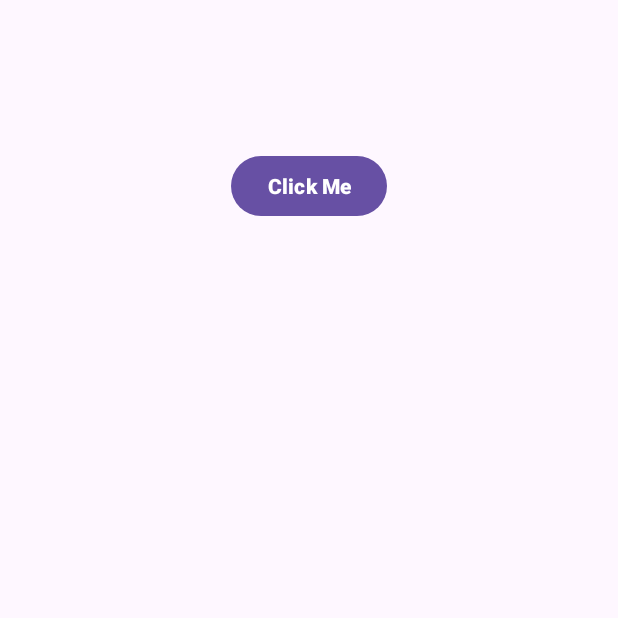
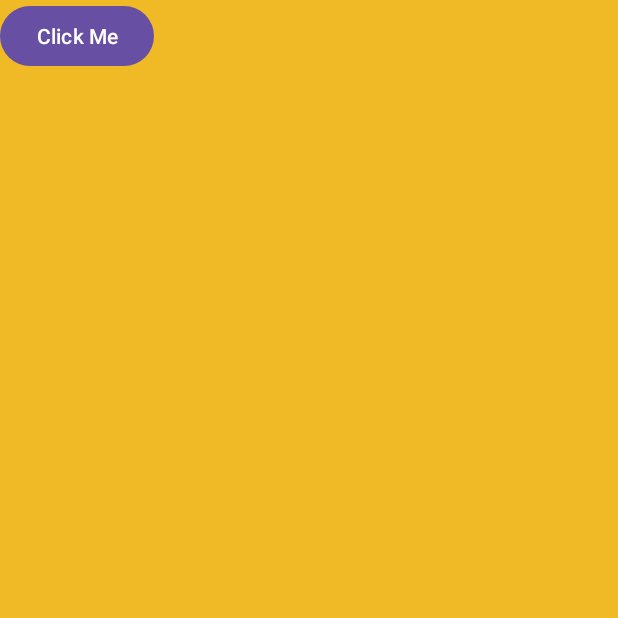
Before and after one commit to phyo-105438/Android-Learning-Package, an Android app: the screen it shows after launch (MainActivity), on a phone screen of 412 x 824 dp, the top half of it. Run offline under Robolectric (Android 15) with nearby library versions, the light colour scheme and no system bars.

Commit message:
Android Practise

```diff
--- a/app/src/main/java/com/example/androidpractise/MainActivity.java
+++ b/app/src/main/java/com/example/androidpractise/MainActivity.java
@@ -10,27 +10,11 @@ import androidx.appcompat.app.AppCompatActivity;
 public class MainActivity extends AppCompatActivity {
 
     Button btn;
+    Button btn_1;
     @Override
     protected void onCreate(Bundle savedInstanceState) {
         super.onCreate(savedInstanceState);
         EdgeToEdge.enable(this);
         setContentView(R.layout.activity_main);
-        btn = findViewById(R.id.btn);
-//        btn.setOnClickListener(new View.OnClickListener() {
-//            @Override
-//            public void onClick(View v) {
-//                Toast.makeText(MainActivity.this,"Hello Android Developer",Toast.LENGTH_LONG).show();
-//            }
-//        });
-
-        btn.setOnClickListener(new Walifer());
     }
-    public class Walifer implements View.OnClickListener{
-
-        @Override
-        public void onClick(View v) {
-            Toast.makeText(MainActivity.this,"Hello Android Developer",Toast.LENGTH_LONG).show();
-        }
-    }
-
 }
--- a/app/src/main/res/layout/activity_main.xml
+++ b/app/src/main/res/layout/activity_main.xml
@@ -1,21 +1,32 @@
 <?xml version="1.0" encoding="utf-8"?>
-<RelativeLayout
+<LinearLayout
     xmlns:android="http://schemas.android.com/apk/res/android"
     xmlns:tools="http://schemas.android.com/tools"
     android:id="@+id/main"
     android:layout_width="match_parent"
     android:layout_height="match_parent"
-    tools:context=".MainActivity"
-    android:padding="100dp">
+    android:orientation="vertical"
+    android:background="@drawable/kotlin_Icon"
+    tools:context=".MainActivity">
+
+   <RelativeLayout
+       android:layout_width="match_parent"
+       android:layout_height="match_parent"
+       android:orientation="vertical"
+       android:background="#f0ba26">
 
    <Button
-       android:id="@+id/btn"
        android:layout_width="wrap_content"
        android:layout_height="wrap_content"
-       android:text="@string/clickMe"
-       android:textStyle="bold"
-       android:layout_centerHorizontal="true"
-       android:onClick="showToast"/>
+
+         android:text="Click Me"/>
+
 
 
 </RelativeLayout>
+
+
+
+
+
+</LinearLayout>
--- a/app/src/main/res/values/strings.xml
+++ b/app/src/main/res/values/strings.xml
@@ -2,4 +2,5 @@
     <string name="app_name">Android Practise</string>
     <string name="greeting_txt">Hello Ezekiel</string>
     <string name="clickMe">Click Me</string>
+    <string name="clickMe_1">Click Me</string>
 </resources>
```
Also changed, not shown: app/src/main/res/drawable/kotlin_Icon.png (added).
